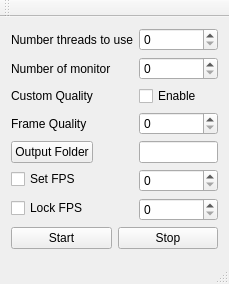
The window that mainwindow.ui (HankHenshaw/AVIRec) describes before a commit, drawn with Qt 5.
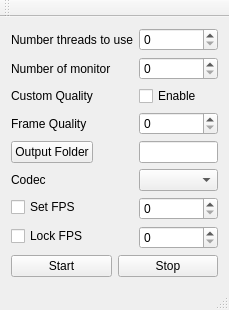
The same window after the commit.

Commit message: Added Combobox with list of codecs to choose.

Diff of the .ui file:
```diff
--- a/mainwindow.ui
+++ b/mainwindow.ui
@@ -69,27 +69,27 @@
     <item row="4" column="1">
      <widget class="QLineEdit" name="lineEditFolder"/>
     </item>
-    <item row="5" column="0">
+    <item row="6" column="0">
      <widget class="QCheckBox" name="checkBoxSetFPS">
       <property name="text">
        <string>Set FPS</string>
       </property>
      </widget>
     </item>
-    <item row="5" column="1">
+    <item row="6" column="1">
      <widget class="QSpinBox" name="spinBoxFPS"/>
     </item>
-    <item row="6" column="0">
+    <item row="7" column="0">
      <widget class="QCheckBox" name="checkBoxLockFPS">
       <property name="text">
        <string>Lock FPS</string>
       </property>
      </widget>
     </item>
-    <item row="6" column="1">
+    <item row="7" column="1">
      <widget class="QSpinBox" name="spinBoxLockFPS"/>
     </item>
-    <item row="8" column="0" colspan="2">
+    <item row="9" column="0" colspan="2">
      <layout class="QHBoxLayout" name="horizontalLayout">
       <item>
        <widget class="QPushButton" name="buttonStart">
@@ -107,6 +107,16 @@
       </item>
      </layout>
     </item>
+    <item row="5" column="0">
+     <widget class="QLabel" name="labelCodec">
+      <property name="text">
+       <string>Codec</string>
+      </property>
+     </widget>
+    </item>
+    <item row="5" column="1">
+     <widget class="QComboBox" name="comboCodecBox"/>
+    </item>
    </layout>
   </widget>
   <widget class="QMenuBar" name="menuBar">
```
The commit also changes 4 other files.
